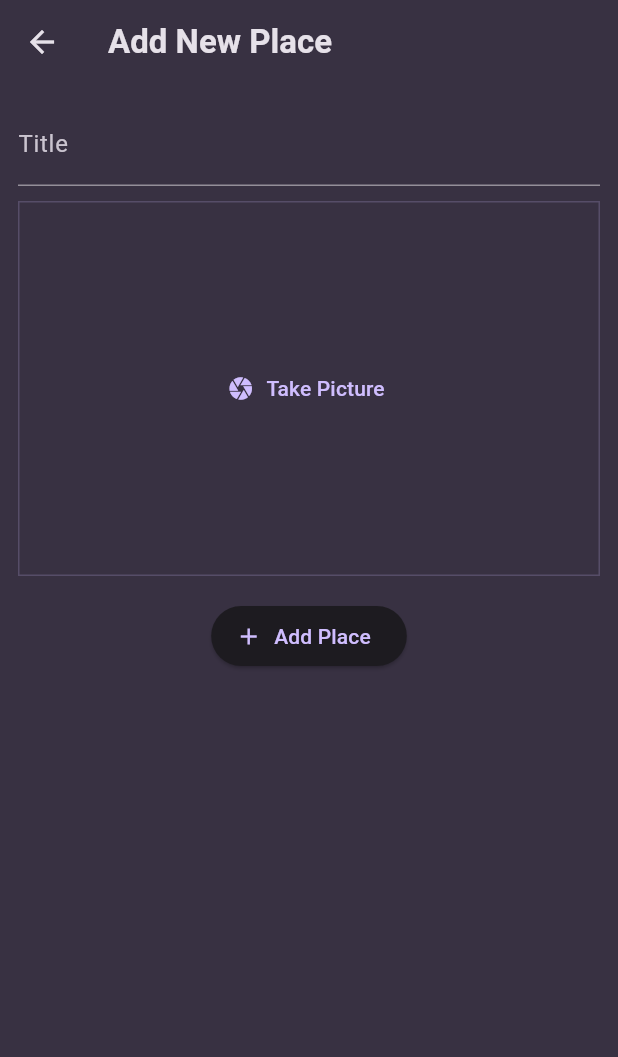
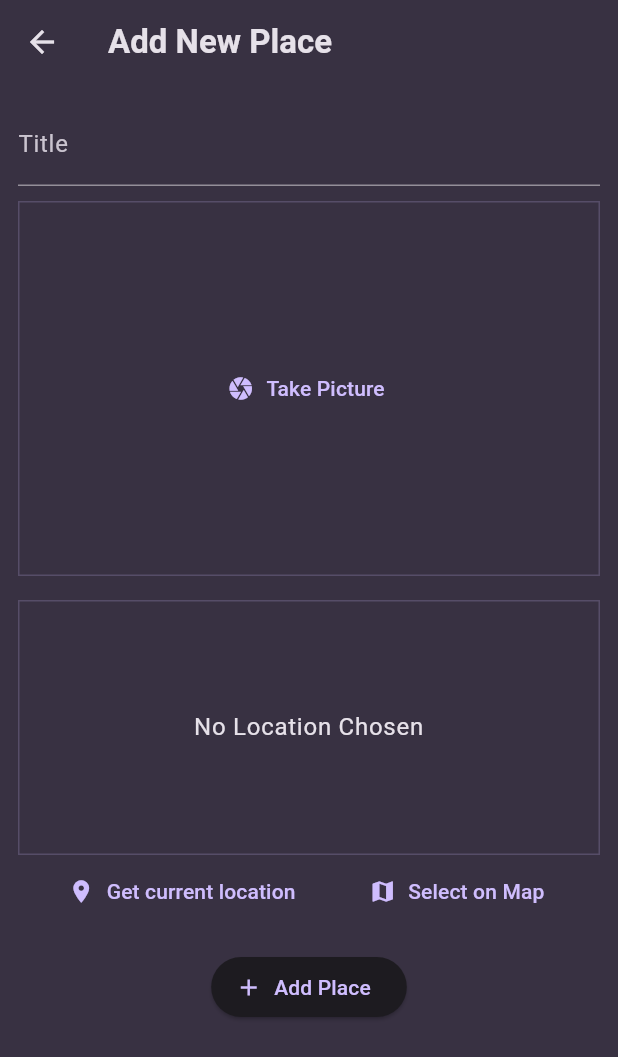
Before and after one commit to jarbunn/favorite_places, a Flutter app: the screen it shows after launch, after a tap on the "add" icon, on a phone screen of 412 x 824 dp. Shown: the top 1057 px of the screen. Run offline on Flutter 3.47's test engine with Material 3 defaults, Android fonts, the phone set to English and light mode, and no system bars; our stand-ins replace flutter_riverpod, google_fonts, image_picker, location.

Commit message:
Added Location Input ui

```diff
--- a/lib/screens/add_place.dart
+++ b/lib/screens/add_place.dart
@@ -1,5 +1,6 @@
 import 'package:favorite_places/providers/user_places.dart';
 import 'package:favorite_places/widgets/image_input.dart';
+import 'package:favorite_places/widgets/location_input.dart';
 import 'package:flutter/material.dart';
 import 'package:flutter_riverpod/flutter_riverpod.dart';
 import 'dart:io';
@@ -56,6 +57,8 @@ class _AddPlaceScreenState extends ConsumerState<AddPlaceScreen> {
               },
             ),
             const SizedBox(height: 16),
+            LocationInput(),
+            const SizedBox(height: 16),
             ElevatedButton.icon(
               onPressed: _savePlace,
               icon: Icon(Icons.add),
--- a/lib/screens/places.dart
+++ b/lib/screens/places.dart
@@ -24,7 +24,10 @@ class PlacesScreen extends ConsumerWidget {
           ),
         ],
       ),
-      body: PlacesList(places: userPlaces),
+      body: Padding(
+        padding: const EdgeInsets.all(8.0),
+        child: PlacesList(places: userPlaces),
+      ),
     );
   }
 }
--- /dev/null
+++ b/lib/widgets/location_input.dart
@@ -0,0 +1,55 @@
+import 'package:flutter/material.dart';
+import 'package:location/location.dart';
+
+class LocationInput extends StatefulWidget {
+  const LocationInput({super.key});
+
+  State<LocationInput> createState() {
+    return _LocationInputState();
+  }
+}
+
+class _LocationInputState extends State<LocationInput> {
+  @override
+  Widget build(BuildContext context) {
+    return Column(
+      children: [
+        Container(
+          height: 170,
+          width: double.infinity,
+          alignment: Alignment.center,
+          decoration: BoxDecoration(
+            border: Border.all(
+              width: 1,
+              color: Theme.of(
+                context,
+              ).colorScheme.primary.withValues(alpha: 0.2),
+            ),
+          ),
+          child: Text(
+            'No Location Chosen',
+            textAlign: TextAlign.center,
+            style: Theme.of(context).textTheme.bodyLarge!.copyWith(
+              color: Theme.of(context).colorScheme.onSurface,
+            ),
+          ),
+        ),
+        Row(
+          mainAxisAlignment: MainAxisAlignment.spaceEvenly,
+          children: [
+            TextButton.icon(
+              onPressed: () {},
+              icon: Icon(Icons.location_on),
+              label: Text('Get current location'),
+            ),
+            TextButton.icon(
+              onPressed: () {},
+              icon: Icon(Icons.map),
+              label: Text('Select on Map'),
+            ),
+          ],
+        ),
+      ],
+    );
+  }
+}
--- a/pubspec.yaml
+++ b/pubspec.yaml
@@ -38,6 +38,7 @@ dependencies:
   uuid: ^4.5.1
   flutter_riverpod: ^2.6.1
   image_picker: ^1.1.2
+  location: ^8.0.0
 
 dev_dependencies:
   flutter_test:
```
Also changed, not shown: pubspec.lock, 2 other files.
